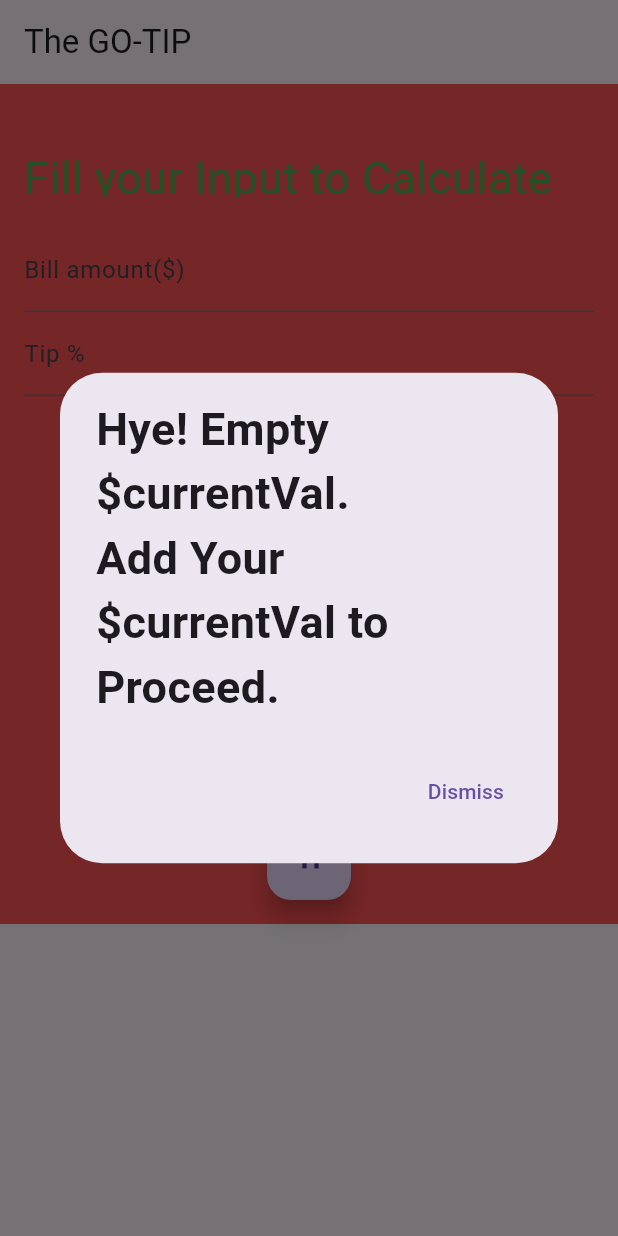
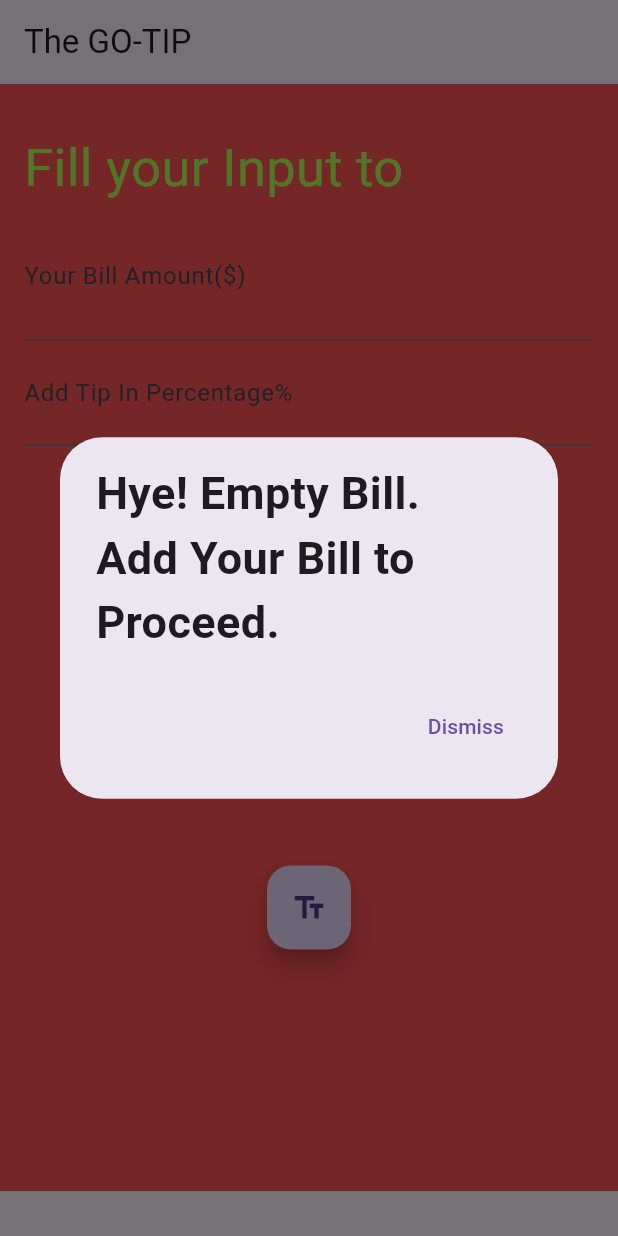
Before and after one commit to ohanz/Tip-GO-App, a Flutter app: the screen it shows after launch, after a tap on "Calculate", on a phone screen of 412 x 824 dp. Run offline on Flutter 3.47's test engine with Material 3 defaults, Android fonts, the phone set to English and light mode, and no system bars.

Commit message:
added more UI changes(1)

```diff
--- a/lib/main.dart
+++ b/lib/main.dart
@@ -16,8 +16,8 @@ class TipCalculator extends StatelessWidget {
       // Generate dialog
       String currentVal = (val == "Bill") ? "Bill": "Tip";
       AlertDialog dialog =  AlertDialog(
-        content: const Text("Hye! Empty \$currentVal. \n"
-            "Add Your \$currentVal to Proceed.",
+        content: Text("Hye! Empty $currentVal. \n"
+            "Add Your $currentVal to Proceed.",
             style: TextStyle(
               fontWeight: FontWeight.w600, // light// italic
               fontSize: 30.0,))
@@ -55,7 +55,7 @@ class TipCalculator extends StatelessWidget {
               fontWeight: FontWeight.w600, // light// italic
               fontSize: 30.0,))
           ,actions: [
-      TextButton(child: Text('Close'),
+      TextButton(child: const Text('Close'),
         onPressed: () { Navigator.pop(context); // Close the dialog
       },),],);
 
@@ -64,17 +64,18 @@ class TipCalculator extends StatelessWidget {
     }
 
     // Hierarchy of Widgets
-    Container h1 = Container(margin: const EdgeInsets.only(top: 25, bottom: 20),
-      height: 35,
+    Container h1 = Container(margin: const EdgeInsets.only(top: 15, bottom: 10),
+      height: 45,
       child: const Text("Fill your Input to Calculate your Final Bill",
-        style: TextStyle(color: Colors.green,
-            fontSize: 30),),
+        style: TextStyle(color: Colors.lightGreenAccent,
+            fontSize: 35),),
     );
 
     // Create first input field
     TextField billAmountField = TextField(
 
       keyboardType: TextInputType.number,
+      style: TextStyle(fontWeight: FontWeight.bold, color: Colors.white, fontSize: 35),
       onChanged: (String value) {
         try {
           billAmount = double.parse(value);
@@ -82,12 +83,13 @@ class TipCalculator extends StatelessWidget {
           billAmount = 0.0;
         }
       },
-      decoration: const InputDecoration(labelText: "Bill amount(\$)"),
+      decoration: const InputDecoration(labelText: "Your Bill Amount(\$)"),
     );
 
     // Create another input field
     TextField tipPercentageField = TextField(
-        decoration: const InputDecoration(labelText: "Tip %", hintText: "15"),
+        decoration: const InputDecoration(labelText: "Add Tip In Percentage%", hintText: "15"),
+        style: TextStyle(fontWeight: FontWeight.bold, color: Colors.white70, fontSize: 25),
         keyboardType: TextInputType.number,
         onChanged: (String value) {
           try {
@@ -112,17 +114,17 @@ class TipCalculator extends StatelessWidget {
         ),
         child: const Text("Calculate", style: TextStyle(fontSize: 25, color: Colors.green),),
         onPressed: () {
-          if( tipPercentage == 0){
+          if(billAmount == 0 && tipPercentage == 0){
             // pop Add value
-            myPopBillTip("tip");
+            myPopVoid();
           }
           else if(billAmount == 0){
             // pop Add value
             myPopBillTip("Bill");
           }
-          else if(billAmount == 0 || tipPercentage == 0){
+          else if(tipPercentage == 0){
             // pop Add value
-            myPopVoid();
+            myPopBillTip("Tip");
           }
           else{
             // run Ops
@@ -138,7 +140,7 @@ class TipCalculator extends StatelessWidget {
                   content: Text("Hye Again, Here You Go..\n"
                       "Tip: \$$calculatedTip \n"
                       "The Total Bal: \$$total",
-                    style: TextStyle(
+                    style: const TextStyle(
                       fontWeight: FontWeight.w300, // light
                       fontStyle: FontStyle.italic, // italic
                       fontSize: 50.0,
@@ -205,11 +207,11 @@ class TipCalculator extends StatelessWidget {
         padding: const EdgeInsets.all(16.0),
         child:
             SingleChildScrollView(child: Column(
-                children: [h1, billAmountField, tipPercentageField, cX, calculateButton,cY, fActionButton])
+                children: [h1, billAmountField, tipPercentageField, cX, calculateButton,cY, fActionButton, cY])
             ));
 
 
-    AppBar appBar = AppBar(title: Text("The GO-TIP"));
+    AppBar appBar = AppBar(title: const Text("The GO-TIP"));
 
     Scaffold scaffold = Scaffold(appBar: appBar, body: container);
     return scaffold;
```
